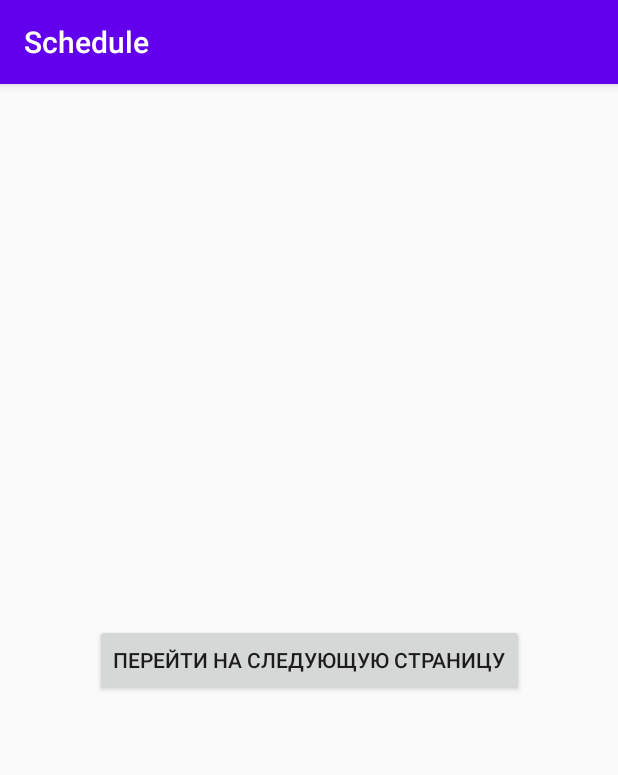
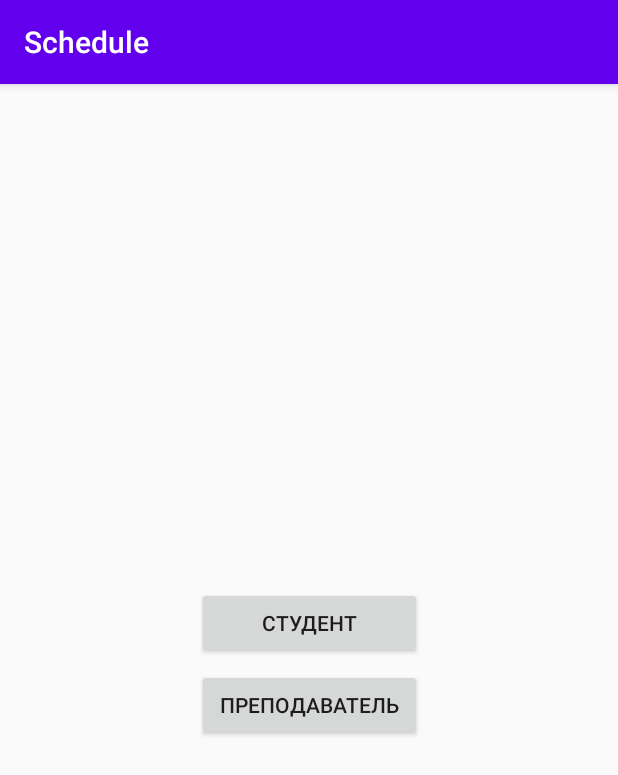
Before and after one commit to ianomokonov/Schedule, an Android app: the screen it shows after launch (MainActivity), on a phone screen of 412 x 824 dp. Shown: the top 775 px of the screen. Run offline under Robolectric (Android 15) with nearby library versions, the phone set to English and light mode, and no system bars.

Commit message:
2 кнопки

```diff
--- a/app/src/main/res/layout/activity_main.xml
+++ b/app/src/main/res/layout/activity_main.xml
@@ -7,14 +7,27 @@
     tools:context=".MainActivity">
 
     <Button
-        android:id="@+id/button"
-        android:layout_width="wrap_content"
+        android:id="@+id/student"
+        android:layout_width="150dp"
+        android:layout_marginBottom="50dp"
         android:layout_height="wrap_content"
-        android:text="Перейти на следующую страницу"
+        android:text="Студент"
         app:layout_constraintBottom_toBottomOf="parent"
         app:layout_constraintLeft_toLeftOf="parent"
         app:layout_constraintRight_toRightOf="parent"
         app:layout_constraintTop_toTopOf="parent"
         android:onClick="onClick"/>
 
+    <Button
+        android:id="@+id/professor"
+        android:layout_width="150dp"
+        android:layout_height="wrap_content"
+        android:text="Преподаватель"
+        app:layout_constraintBottom_toBottomOf="parent"
+        app:layout_constraintLeft_toLeftOf="parent"
+        app:layout_constraintRight_toRightOf="parent"
+        app:layout_constraintTop_toTopOf="parent"
+        android:layout_marginTop="60dp"
+        android:onClick="onClick"/>
+
 </androidx.constraintlayout.widget.ConstraintLayout>
```
